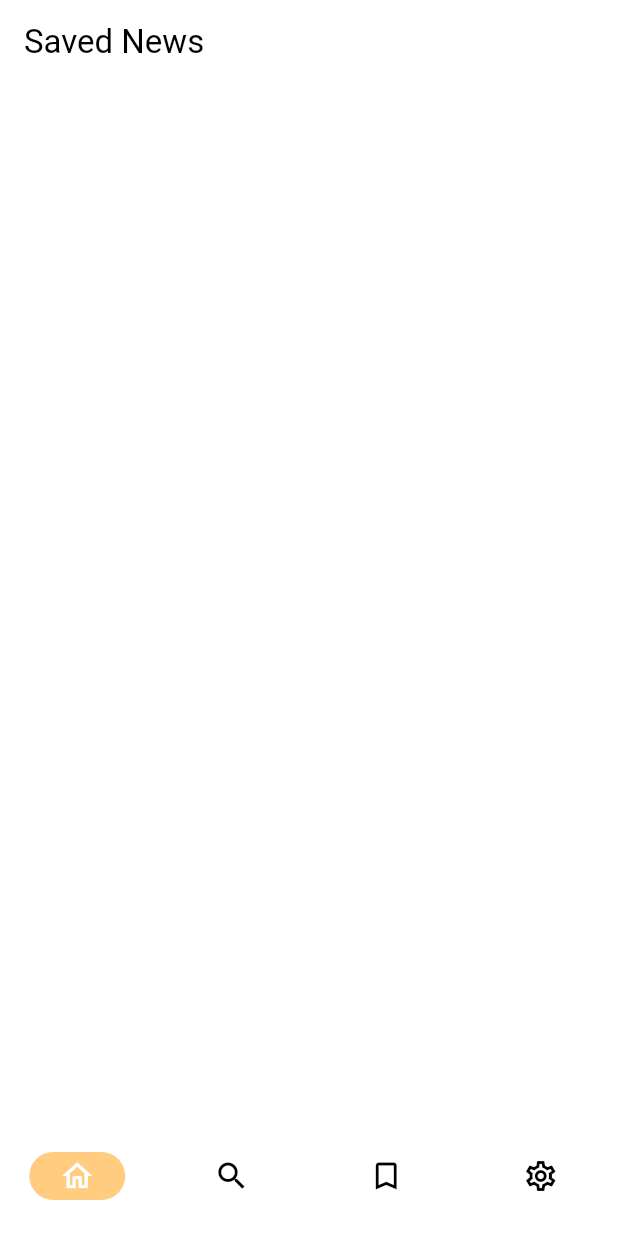
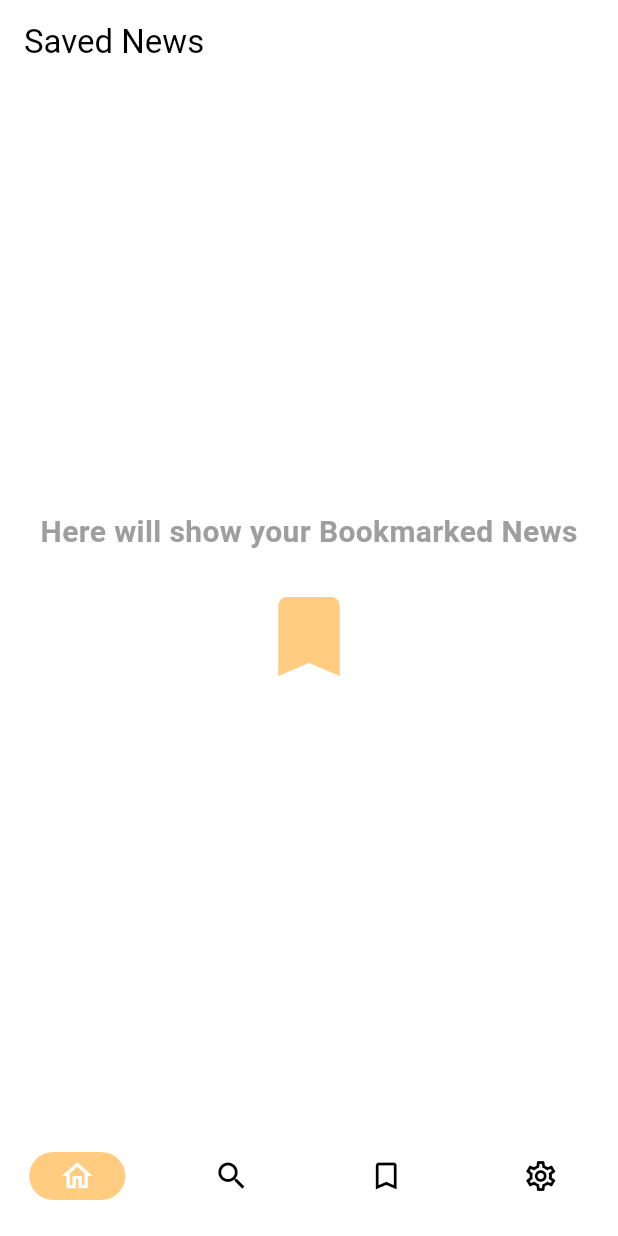
Before and after one commit to santtiagogp/News-Data-App, a Flutter app: the screen it shows after launch, swiped to page 3, on a phone screen of 412 x 824 dp. Run offline on Flutter 3.47's test engine with Material 2 defaults, Android fonts, the phone set to English and light mode, and no system bars; our stand-ins replace carousel_slider, equatable, flutter_bloc, shared_preferences; network calls fail.

Commit message:
Initial Saved Screen Widget added

```diff
--- a/lib/ui/screens/saved/saved_bloc/saved_bloc.dart
+++ b/lib/ui/screens/saved/saved_bloc/saved_bloc.dart
@@ -32,7 +32,7 @@ class SavedBloc extends Bloc<SavedEvent, SavedState> {
 
       final news = await _useCases.getSavedNews();
 
-      emit(SavedNews(news));
+      news.isNotEmpty ? emit(SavedNews(news)) : emit(SavedInitial());
 
     });
 
--- a/lib/ui/screens/saved/saved_screen.dart
+++ b/lib/ui/screens/saved/saved_screen.dart
@@ -2,6 +2,8 @@ import 'package:flutter/material.dart';
 import 'package:flutter_bloc/flutter_bloc.dart';
 import 'package:news_app/ui/screens/home/widgets/news_tile.dart';
 import 'package:news_app/ui/screens/saved/saved_bloc/saved_bloc.dart';
+
+import 'widgets/initial_saved_screen.dart';
 
 class SavedScreen extends StatelessWidget {
   const SavedScreen({super.key});
@@ -25,6 +27,10 @@ class SavedScreen extends StatelessWidget {
         },
         child: BlocBuilder<SavedBloc, SavedState>(
           builder: (context, state) {
+
+            if( state is SavedInitial ) {
+              return const InitialSavedScreen();
+            }
 
             if( state is SavedNews ) {
               return ListView.builder(
--- /dev/null
+++ b/lib/ui/screens/saved/widgets/initial_saved_screen.dart
@@ -0,0 +1,30 @@
+import 'package:flutter/material.dart';
+
+class InitialSavedScreen extends StatelessWidget {
+  const InitialSavedScreen({super.key});
+
+  @override
+  Widget build(BuildContext context) {
+    return Center(
+      child: Column(
+        mainAxisAlignment: MainAxisAlignment.center,
+        children: [
+          const Text(
+            'Here will show your Bookmarked News',
+            style: TextStyle(
+              fontSize: 20,
+              color: Colors.grey,
+              fontWeight: FontWeight.w600
+            ),
+          ),
+          const SizedBox(height: 20),
+          Icon(
+            Icons.bookmark,
+            color: Colors.orange.shade200,
+            size: 70
+          )
+        ],
+      ),
+    );
+  }
+}
```
